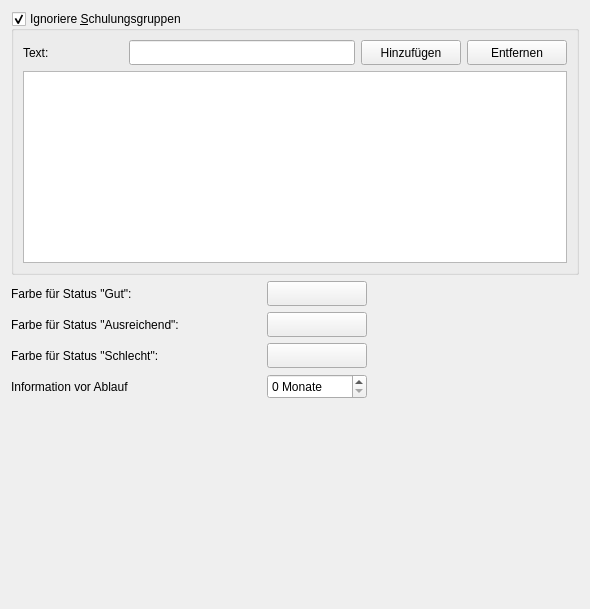
The window that ui/qmqualiresultsettingswidget.ui (Christian-Kr/QualificationMatrix) describes before a commit, drawn with Qt 5.
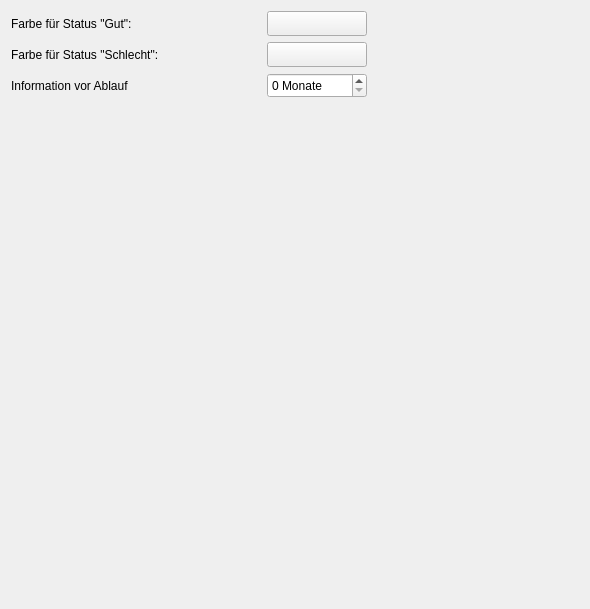
The same window after the commit.

Commit message: clean system - remove enough and ignore list settings from user

Diff of the .ui file:
```diff
--- a/ui/qmqualiresultsettingswidget.ui
+++ b/ui/qmqualiresultsettingswidget.ui
@@ -14,78 +14,6 @@
    <string>Form</string>
   </property>
   <layout class="QVBoxLayout" name="verticalLayout">
-   <item>
-    <widget class="QGroupBox" name="gbQualiResIgnore">
-     <property name="title">
-      <string>Ignoriere &amp;Schulungsgruppen</string>
-     </property>
-     <property name="checkable">
-      <bool>true</bool>
-     </property>
-     <layout class="QGridLayout" name="gridLayout_2">
-      <item row="0" column="0">
-       <layout class="QVBoxLayout" name="verticalLayout_4">
-        <item>
-         <layout class="QHBoxLayout" name="horizontalLayout_2">
-          <item>
-           <widget class="QLabel" name="label">
-            <property name="minimumSize">
-             <size>
-              <width>100</width>
-              <height>0</height>
-             </size>
-            </property>
-            <property name="text">
-             <string>Text:</string>
-            </property>
-           </widget>
-          </item>
-          <item>
-           <widget class="QLineEdit" name="leIgnoreText">
-            <property name="minimumSize">
-             <size>
-              <width>0</width>
-              <height>25</height>
-             </size>
-            </property>
-           </widget>
-          </item>
-          <item>
-           <widget class="QPushButton" name="pbAddIgnore">
-            <property name="minimumSize">
-             <size>
-              <width>100</width>
-              <height>25</height>
-             </size>
-            </property>
-            <property name="text">
-             <string>Hinzufügen</string>
-            </property>
-           </widget>
-          </item>
-          <item>
-           <widget class="QPushButton" name="pbRemoveIgnore">
-            <property name="minimumSize">
-             <size>
-              <width>100</width>
-              <height>25</height>
-             </size>
-            </property>
-            <property name="text">
-             <string>Entfernen</string>
-            </property>
-           </widget>
-          </item>
-         </layout>
-        </item>
-        <item>
-         <widget class="QListWidget" name="lwIgnoreList"/>
-        </item>
-       </layout>
-      </item>
-     </layout>
-    </widget>
-   </item>
    <item>
     <layout class="QHBoxLayout" name="horizontalLayout_4">
      <item>
@@ -129,49 +57,6 @@
      </item>
     </layout>
    </item>
-   <item>
-    <layout class="QHBoxLayout" name="horizontalLayout_3">
-     <item>
-      <widget class="QLabel" name="label_11">
-       <property name="minimumSize">
-        <size>
-         <width>250</width>
-         <height>0</height>
-        </size>
-       </property>
-       <property name="text">
-        <string>Farbe für Status &quot;Ausreichend&quot;:</string>
-       </property>
-      </widget>
-     </item>
-     <item>
-      <widget class="QPushButton" name="pbEnoughColor">
-       <property name="minimumSize">
-        <size>
-         <width>100</width>
-         <height>25</height>
-        </size>
-       </property>
-       <property name="text">
-        <string/>
-       </property>
-      </widget>
-     </item>
-     <item>
-      <spacer name="horizontalSpacer_2">
-       <property name="orientation">
-        <enum>Qt::Horizontal</enum>
-       </property>
-       <property name="sizeHint" stdset="0">
-        <size>
-         <width>247</width>
-         <height>20</height>
-        </size>
-       </property>
-      </spacer>
-     </item>
-    </layout>
-   </item>
    <item>
     <layout class="QHBoxLayout" name="horizontalLayout">
      <item>
```
Left out of the diff: 115 changed lines with no effect on the pictures. The commit also changes 5 other files.
